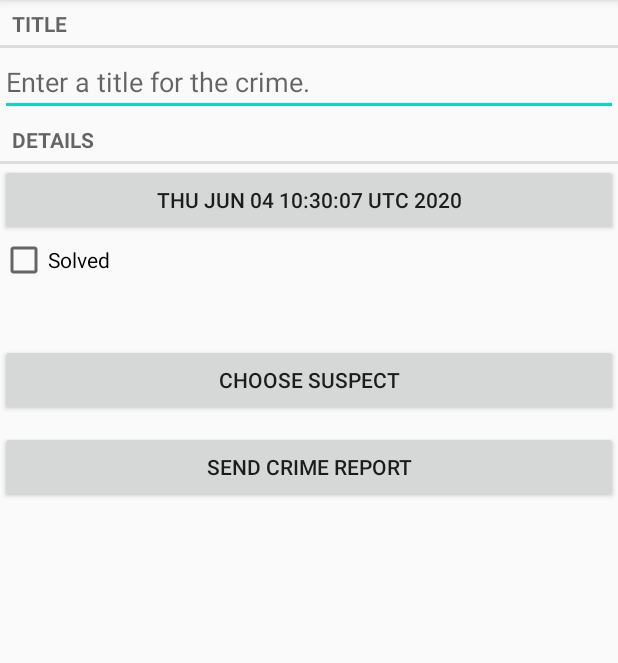
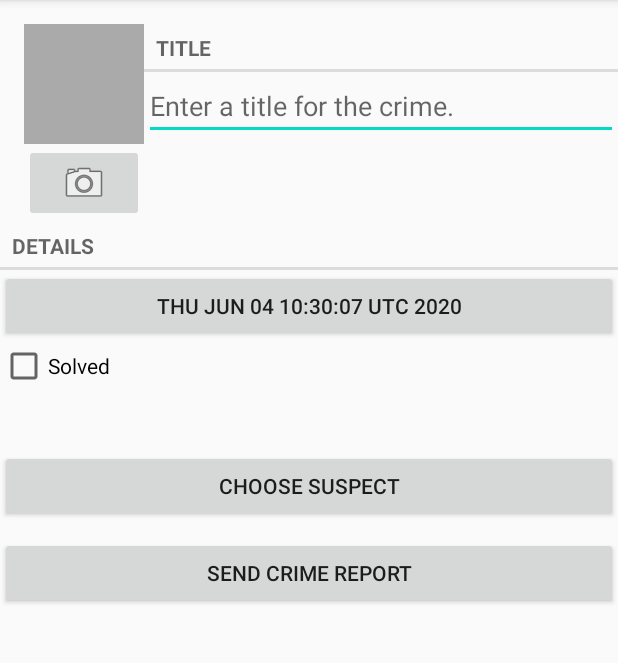
Before and after one commit to asadhameed/androidApplication, an Android app: the screen it shows after launch (CrimePagerActivity), after a tap on "New Crime", on a phone screen of 412 x 824 dp, the part 84-747 px from its top. Run offline under Robolectric (Android 15) with nearby library versions, the phone set to English and light mode, and no system bars.

Commit message:
how to start camera intent

```diff
--- a/app/src/main/java/com/androidbook/crimicalintent/Crime.java
+++ b/app/src/main/java/com/androidbook/crimicalintent/Crime.java
@@ -17,6 +17,9 @@ public class Crime {
 
     public void setmSuspect(String mSuspect) {
         this.mSuspect = mSuspect;
+    }
+    public String getPhotoFileName(){
+        return "IMG_"+getmId().toString()+".jpg";
     }
 
     public boolean ismRequiresPolice() {
--- a/app/src/main/java/com/androidbook/crimicalintent/CrimeFragment.java
+++ b/app/src/main/java/com/androidbook/crimicalintent/CrimeFragment.java
@@ -3,10 +3,13 @@ package com.androidbook.crimicalintent;
 
 import android.app.Activity;
 import android.content.Intent;
+import android.content.pm.PackageManager;
+import android.content.pm.ResolveInfo;
 import android.database.Cursor;
 import android.net.Uri;
 import android.os.Bundle;
 import android.provider.ContactsContract;
+import android.provider.MediaStore;
 import android.text.Editable;
 import android.text.TextWatcher;
 import android.view.LayoutInflater;
@@ -16,13 +19,18 @@ import android.widget.Button;
 import android.widget.CheckBox;
 import android.widget.CompoundButton;
 import android.widget.EditText;
+import android.widget.ImageButton;
+import android.widget.ImageView;
 
 import androidx.annotation.NonNull;
 import androidx.annotation.Nullable;
+import androidx.core.content.FileProvider;
 import androidx.fragment.app.Fragment;
 
+import java.io.File;
 import java.text.SimpleDateFormat;
 import java.util.Date;
+import java.util.List;
 import java.util.Locale;
 import java.util.UUID;
 
@@ -34,9 +42,13 @@ public class CrimeFragment extends Fragment {
     private CheckBox cBoxSolved;
     private Button btnCrimeReport;
     private Button btnSuspect;
+    private ImageButton mPhotoButton;
+    private ImageView mPhotoView;
     private static final String ARG_CRIME_ID="crime_id";
     private static final int REQUEST_CODE=0;
     private static final int REQUEST_CONTACT=1;
+    private static final int REQUEST_PHOTO=2;
+    private File mPhotoFile;
 
     public  static  CrimeFragment newInstance(UUID crimeid){
         Bundle args = new Bundle();
@@ -50,6 +62,7 @@ public class CrimeFragment extends Fragment {
         super.onCreate(savedInstanceState);
         UUID crimeID= (UUID) getArguments().getSerializable(ARG_CRIME_ID);
                 mCrime= CrimeLab.get(getActivity()).getCrime(crimeID);
+                mPhotoFile=CrimeLab.get(getActivity()).getPhotoFile(mCrime);
     }
 
     @Override
@@ -119,6 +132,22 @@ public class CrimeFragment extends Fragment {
         if(mCrime.getmSuspect()!=null)
             btnSuspect.setText(mCrime.getmSuspect());
 
+        mPhotoButton =v.findViewById(R.id.crime_camera);
+        final Intent captureImage = new Intent(MediaStore.ACTION_IMAGE_CAPTURE);
+      //  boolean canTakePhoto=mPhotoFile != null && captureImage.resolveActivity(pa)
+        mPhotoButton.setOnClickListener(new View.OnClickListener() {
+            @Override
+            public void onClick(View v) {
+                Uri uri= FileProvider.getUriForFile(getActivity(),"com.androidbook.crimicalintent",mPhotoFile);
+                captureImage.putExtra(MediaStore.EXTRA_OUTPUT,uri);
+                List<ResolveInfo> cameraAct= getActivity().getPackageManager().queryIntentActivities(captureImage, PackageManager.MATCH_DEFAULT_ONLY);
+                for(ResolveInfo actvity:cameraAct){
+                    getActivity().grantUriPermission(actvity.activityInfo.packageName,uri,Intent.FLAG_GRANT_WRITE_URI_PERMISSION);
+                }
+                startActivityForResult(captureImage,REQUEST_PHOTO);
+            }
+        });
+        mPhotoView = v.findViewById(R.id.crime_photo);
         return v;
     }
 
--- a/app/src/main/java/com/androidbook/crimicalintent/CrimeLab.java
+++ b/app/src/main/java/com/androidbook/crimicalintent/CrimeLab.java
@@ -3,12 +3,11 @@ package com.androidbook.crimicalintent;
 import android.content.ContentValues;
 import android.content.Context;
 import android.database.Cursor;
-import android.database.CursorWrapper;
 import android.database.sqlite.SQLiteDatabase;
-import android.widget.ListView;
 
 import com.androidbook.crimicalintent.CrimeDbSchema.CrimeTable;
 
+import java.io.File;
 import java.util.ArrayList;
 import java.util.List;
 import java.util.UUID;
@@ -45,6 +44,10 @@ public class CrimeLab {
         ContentValues values=getContentValues(crime);
         mDatabase.insert(CrimeTable.NAME,null,values);
         //mCrime.add(crime);
+    }
+    public File getPhotoFile(Crime crime){
+        File filesDir= mContext.getFilesDir();
+        return new File(filesDir, crime.getPhotoFileName());
     }
 
     public void updateCrime(Crime crime){
--- a/app/src/main/res/layout/fragment_crime.xml
+++ b/app/src/main/res/layout/fragment_crime.xml
@@ -4,7 +4,34 @@
     android:layout_height="match_parent"
     android:layout_margin="16dp"
     android:orientation="vertical">
-
+    <LinearLayout
+        android:layout_width="match_parent"
+        android:layout_height="wrap_content"
+        android:orientation="horizontal"
+        android:layout_marginLeft="16dp"
+        android:layout_marginTop="16dp">
+        <LinearLayout
+            android:layout_width="wrap_content"
+            android:layout_height="wrap_content"
+            android:orientation="vertical">
+            <ImageView
+                android:layout_width="80dp"
+                android:layout_height="80dp"
+                android:scaleType="centerInside"
+                android:cropToPadding="true"
+                android:background="@android:color/darker_gray"
+                android:id="@+id/crime_photo" />
+            <ImageButton
+                android:layout_width="match_parent"
+                android:layout_height="wrap_content"
+                android:src="@android:drawable/ic_menu_camera"
+                android:id="@+id/crime_camera" />
+        </LinearLayout>
+        <LinearLayout
+            android:layout_width="0dp"
+            android:layout_height="wrap_content"
+            android:layout_weight="1"
+            android:orientation="vertical">
             <TextView
                 android:layout_width="match_parent"
                 android:layout_height="wrap_content"
@@ -15,6 +42,10 @@
                 android:layout_height="wrap_content"
                 android:hint="@string/crime_tittle_hints"
                 android:id="@+id/crime_title" />
+        </LinearLayout>
+    </LinearLayout>
+
+
     <TextView
         style="?android:listSeparatorTextViewStyle"
         android:layout_width="match_parent"
--- /dev/null
+++ b/app/src/main/res/xml/files.xml
@@ -0,0 +1,6 @@
+<?xml version="1.0" encoding="utf-8"?>
+<paths>
+    <files-path
+        name="crime_photos"
+        path="." />
+</paths>
```
Also changed, not shown: app/src/main/AndroidManifest.xml (+8 -0 lines). Lines whose indentation alone changed are shown as unchanged.
